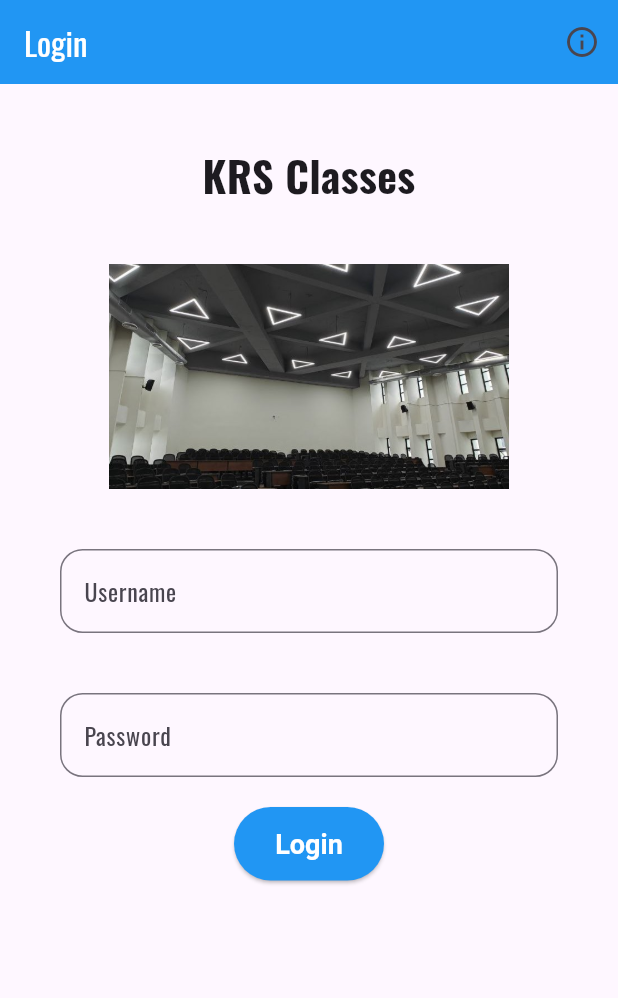
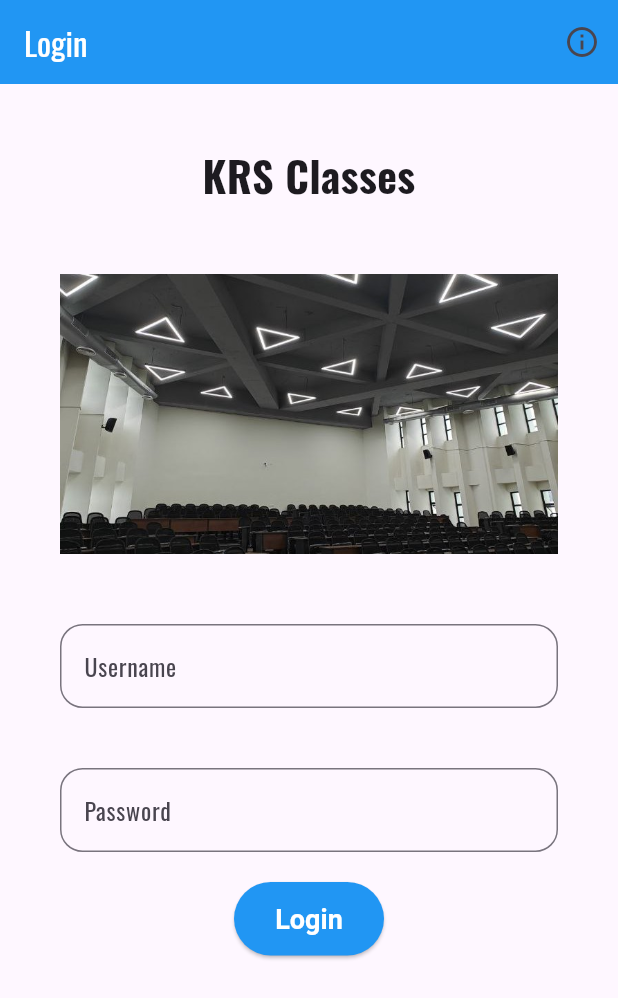
Before and after one commit to BhaswarDeepRout/flutter_application_1, a Flutter app: the screen it shows after launch, on a phone screen of 412 x 824 dp. Shown: the top 998 px of the screen. Run offline on Flutter 3.47's test engine with Material 3 defaults, Android fonts, the phone set to English and light mode, and no system bars.

Commit message:
changed picture height to 200

```diff
--- a/lib/main.dart
+++ b/lib/main.dart
@@ -56,7 +56,7 @@ class LoginScreen extends StatelessWidget {
               ),
               Container(
                 margin: EdgeInsets.all(20),
-                child: Image.asset("assets/Screenshot (609).png", height: 150),
+                child: Image.asset("assets/Screenshot (609).png", height: 200),
               ),
               Container(
                 margin: EdgeInsets.all(20),
```
